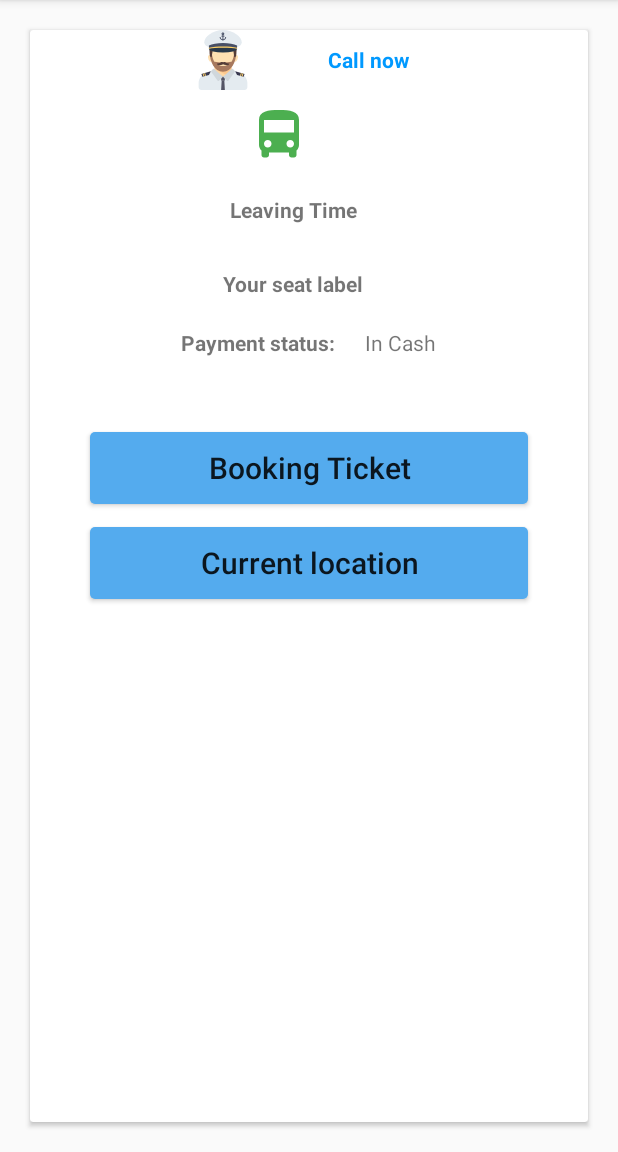
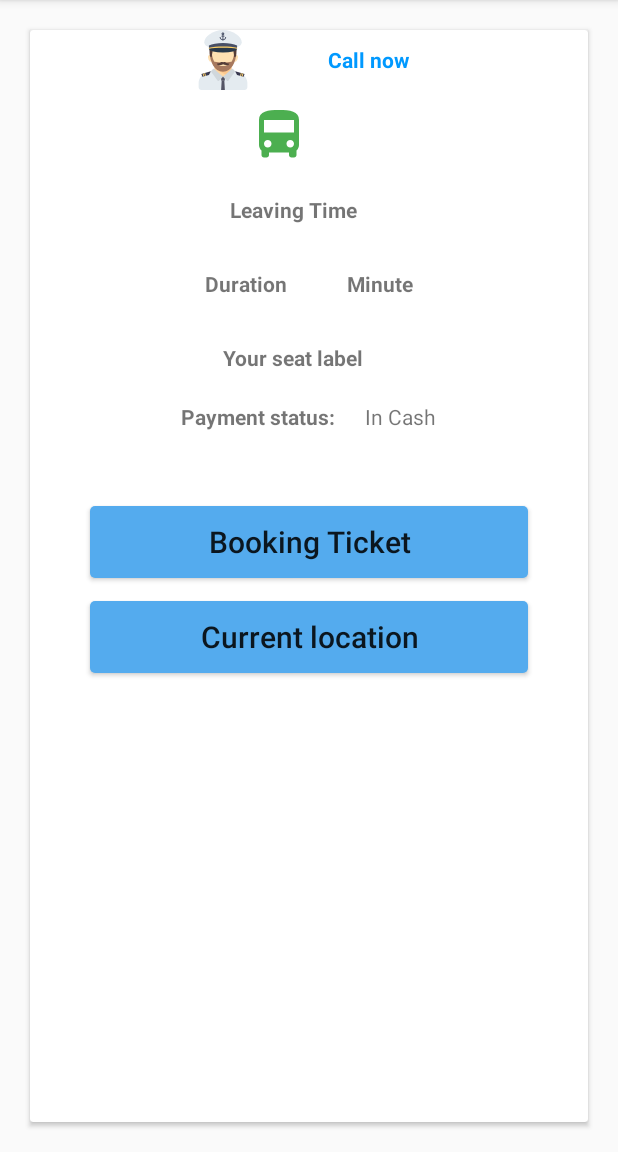
Before and after one commit to Qadomy/BUS_UNI, an Android app: the BusInformationsCard screen opened directly, with no data from a screen before it, on a phone screen of 412 x 824 dp, the part 84-1236 px from its top. Run offline under Robolectric (Android 15) with nearby library versions, the light colour scheme and no system bars; our stand-ins replace Firebase (no records; nobody signed in at launch, a user with empty details on screens opened directly); 12 statements that could not run were skipped.

Commit message:
Change edit text of city destination  in register new driver to spinner Add textView in  BusInformationCard to display the duration

```diff
--- a/app/src/main/java/com/example/bus_uni/BusSchedule/BusInformationsCard.java
+++ b/app/src/main/java/com/example/bus_uni/BusSchedule/BusInformationsCard.java
@@ -30,7 +30,7 @@ import com.google.firebase.database.ValueEventListener;
 public class BusInformationsCard extends AppCompatActivity {
 
     Button bookingTicket, currentLocation;
-    TextView busRuteLine, busCompanyName, driverName, driverPhone, busSeatNumbers, busTime;
+    TextView busRuteLine, busCompanyName, driverName, driverPhone, busSeatNumbers, busTime, durationTime;
 
 
     // for get the current user
@@ -46,16 +46,17 @@ public class BusInformationsCard extends AppCompatActivity {
         super.onCreate(savedInstanceState);
         setContentView(R.layout.activity_bus_informations_card);
 
-        bookingTicket = (Button) findViewById(R.id.bookingTicketButton);
-        currentLocation = (Button) findViewById(R.id.currentLocationButton);
+        bookingTicket =  findViewById(R.id.bookingTicketButton);
+        currentLocation =  findViewById(R.id.currentLocationButton);
 
 
-        busRuteLine = (TextView) findViewById(R.id.busRuteLine);
-        busCompanyName = (TextView) findViewById(R.id.busCompany);
-        driverName = (TextView) findViewById(R.id.busDriverName);
-        driverPhone = (TextView) findViewById(R.id.busDriverPhone);
-        busSeatNumbers = (TextView) findViewById(R.id.busSeat);
-        busTime = (TextView) findViewById(R.id.busLeavingTime_BusInfoCard);
+        busRuteLine =  findViewById(R.id.busRuteLine);
+        busCompanyName =  findViewById(R.id.busCompany);
+        driverName =  findViewById(R.id.busDriverName);
+        driverPhone =  findViewById(R.id.busDriverPhone);
+        busSeatNumbers =  findViewById(R.id.busSeat);
+        busTime = findViewById(R.id.busLeavingTime_BusInfoCard);
+        durationTime=findViewById(R.id.busDurationTime);
 
 
         //
@@ -73,6 +74,7 @@ public class BusInformationsCard extends AppCompatActivity {
         final String driverID = getTicketInfo.getExtras().getString("driverId");
         final String keyId = getTicketInfo.getExtras().getString("keyId");
         final String busNum = getTicketInfo.getExtras().getString("busNum");
+        final String duration = getTicketInfo.getExtras().getString("expectedTime");
 
 
         busRuteLine.setText(busRuteLineData);
@@ -81,6 +83,7 @@ public class BusInformationsCard extends AppCompatActivity {
         driverPhone.setText(driverPhoneData);
         busSeatNumbers.setText(busSeatNumbersData);
         busTime.setText(busTimeData);
+        durationTime.setText(duration);
 
 
         // we clicked on booking ticket
--- a/app/src/main/res/layout/activity_bus_informations_card.xml
+++ b/app/src/main/res/layout/activity_bus_informations_card.xml
@@ -131,6 +131,41 @@
                     android:layout_height="wrap_content"
                     android:layout_gravity="center"
                     android:layout_margin="10dp"
+                    android:text="@string/duration"
+                    android:textStyle="bold" />
+
+                <TextView
+                    android:id="@+id/busDurationTime"
+                    android:layout_width="wrap_content"
+                    android:layout_height="wrap_content"
+                    android:layout_gravity="center"
+                    android:layout_margin="10dp"
+                    android:textColor="@color/redColor"
+                    android:textStyle="bold"
+                    tools:text="12:30 pm" />
+
+                <TextView
+                    android:layout_width="wrap_content"
+                    android:layout_height="wrap_content"
+                    android:layout_gravity="center"
+                    android:layout_margin="10dp"
+                    android:textStyle="bold"
+                    android:text="@string/minute" />
+
+            </LinearLayout>
+
+            <LinearLayout
+                android:layout_marginTop="@dimen/ten_dp"
+                android:layout_width="wrap_content"
+                android:layout_height="wrap_content"
+                android:layout_gravity="center"
+                android:orientation="horizontal">
+
+                <TextView
+                    android:layout_width="wrap_content"
+                    android:layout_height="wrap_content"
+                    android:layout_gravity="center"
+                    android:layout_margin="10dp"
                     android:text="@string/your_seat_label"
                     android:textStyle="bold" />
 
```
Also changed, not shown: app/src/main/java/com/example/bus_uni/BusCompany/RegisterNewDriver.java (+11 -7 lines), app/src/main/res/layout/activity_register_new_driver.xml (+18 -21 lines), app/src/main/res/values/strings.xml (+12 -1 lines), 1 other file.
